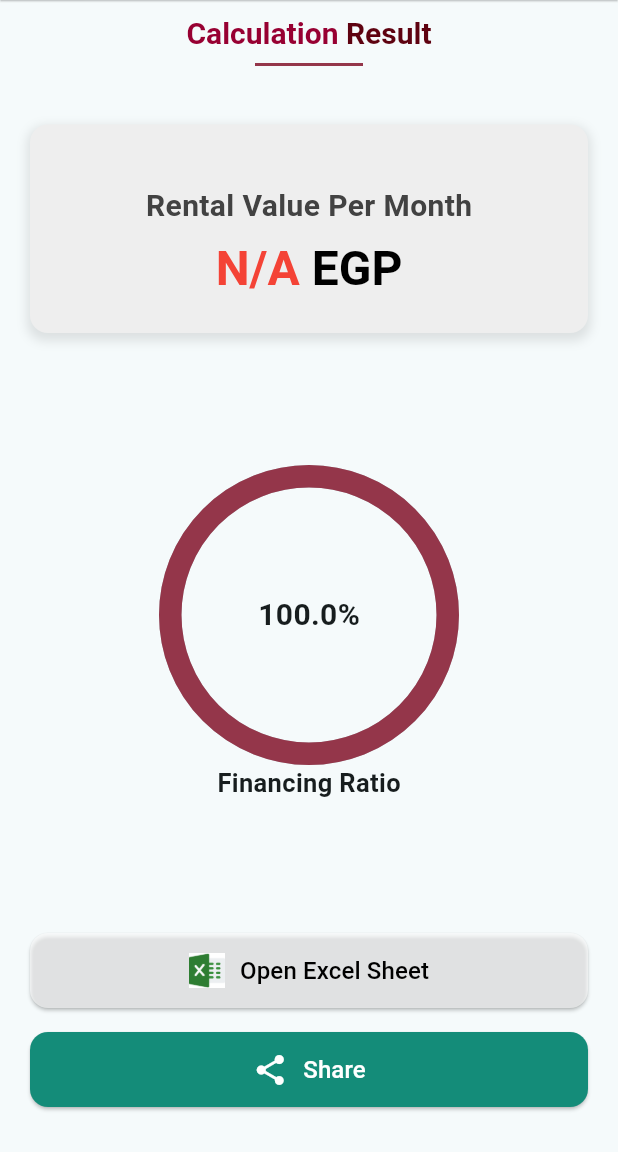
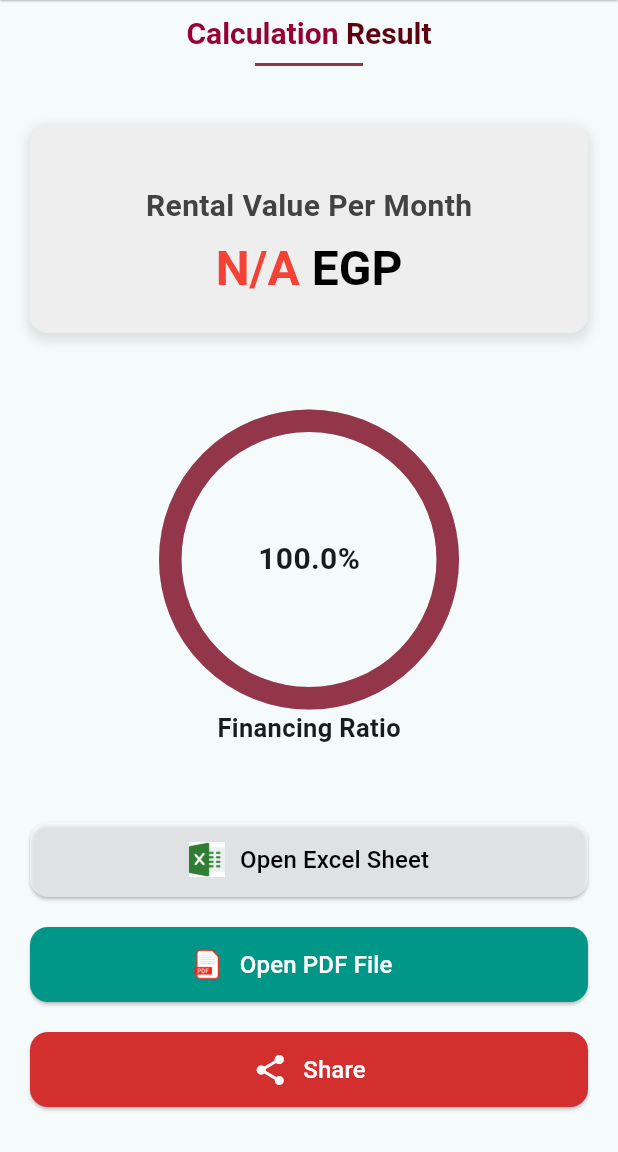
Before and after one commit to Amortization-Calculator/amortization-calculator-app, a Flutter app: the ResultScreen screen opened by its route, after a tap on "Share", on a phone screen of 412 x 824 dp, the part 84-1236 px from its top. Run offline on Flutter 3.47's test engine with Material 3 defaults, Android fonts, the phone set to English and light mode, and no system bars; drawn by our look-alikes of percent_indicator; our stand-ins replace connectivity_plus, get, share_plus, shared_preferences; missing offline and left inert: open_file_plus; accounts and stored records are empty; network calls fail.

Commit message:
add pdf service

```diff
--- a/lib/features/home/screens/home_screen.dart
+++ b/lib/features/home/screens/home_screen.dart
@@ -66,7 +66,7 @@ class _HomeScreenState extends State<HomeScreen> {
                       ),
                       children: <TextSpan>[
                         TextSpan(
-                          text: snapshot.data!,
+                          text: snapshot.data,
                           style: const TextStyle(
                             fontSize: 20,
                             color: Colors.black,
--- a/lib/features/leasing/screens/result_screen.dart
+++ b/lib/features/leasing/screens/result_screen.dart
@@ -2,11 +2,13 @@ import 'package:flutter/material.dart';
 import 'package:open_file_plus/open_file_plus.dart';
 import 'package:get/get.dart';
 import '../../auth/services/logout_service.dart';
-import '../services/file_service.dart';
+import '../services/excel_service.dart';
 import '../../../widgets/build_rich_text_widget.dart';
 import 'package:percent_indicator/percent_indicator.dart';
 import 'package:share_plus/share_plus.dart';
 import 'dart:io';
+
+import '../services/pdf_service.dart';
 
 class ResultScreen extends StatefulWidget {
   const ResultScreen({super.key});
@@ -18,14 +20,14 @@ class ResultScreen extends StatefulWidget {
 class _ResultScreenState extends State<ResultScreen> {
   File? _fileToShare;
   int? _rentalValue;
-  int? _originalRentalValue; // To store the original rental value
+  int? _originalRentalValue;
   String? _originalAmountFinance;
 
-  Future<void> fetchAndOpenFile(String filename) async {
+  Future<void> fetchAndOpenExcelFile(String filename) async {
     print('Fetching file: $filename');
-    final fileService = FileService();
+    final excelService = ExcelService();
     try {
-      final file = await fileService.fetchFile(filename);
+      final file = await excelService.fetchFile(filename);
       if (file != null) {
         print('File found: ${file.path}');
         setState(() {
@@ -44,6 +46,26 @@ class _ResultScreenState extends State<ResultScreen> {
       print('Error fetching or opening file: $e');
     }
   }
+  Future<void> fetchAndOpenPdfFile(String filename) async {
+    print('Fetching PDF file: $filename');
+    final pdfService = PdfService();
+    try {
+      final file = await pdfService.fetchPdf(filename);
+      print('PDF file found: ${file}');
+      if (file != null) {
+        print('PDF file found: ${file.path}');
+        final result = await OpenFile.open(file.path);
+        print('OpenFile result: type=${result.type}, message=${result.message}');
+
+        if (result.type == ResultType.noAppToOpen) {
+          _showNoAppDialog();
+        }
+      }
+    } catch (e) {
+      print('Error fetching or opening PDF file: $e');
+    }
+  }
+
 
   void _showNoAppDialog() {
 
@@ -215,7 +237,7 @@ class _ResultScreenState extends State<ResultScreen> {
             ),
             const Spacer(),
             ElevatedButton(
-              onPressed: () => {fetchAndOpenFile(excelFile),print('a')},
+              onPressed: () => fetchAndOpenExcelFile(excelFile),
               style: ElevatedButton.styleFrom(
                 backgroundColor: Colors.white60,
                 padding: const EdgeInsets.symmetric(
@@ -244,20 +266,51 @@ class _ResultScreenState extends State<ResultScreen> {
                 ],
               ),
             ),
-            const SizedBox(height: 16.0),
+            const SizedBox(height: 20),
+            ElevatedButton(
+              onPressed: () => fetchAndOpenPdfFile(excelFile),
+              style: ElevatedButton.styleFrom(
+                backgroundColor: Colors.teal, // Soft green color, // Subtle color
+                padding: const EdgeInsets.symmetric(
+                    horizontal: 20.0, vertical: 12.0),
+                minimumSize: const Size(double.infinity, 50.0),
+                shape: RoundedRectangleBorder(
+                  borderRadius: BorderRadius.circular(12.0),
+                ),
+              ),
+              child: Row(
+                mainAxisAlignment: MainAxisAlignment.center,
+                children: [
+                  Image.asset(
+                    'lib/assets/pdf.png',
+                    height: 24.0,
+                    width: 24.0,
+                  ),
+                  const SizedBox(width: 10.0),
+                  const Text(
+                    'Open PDF File      ',
+                    style: TextStyle(
+                      color: Colors.white,
+                      fontSize: 16,
+                    ),
+                  ),
+                ],
+              ),
+            ),
+            const SizedBox(height: 20),
             ElevatedButton(
               onPressed: () async {
                 if (_fileToShare != null) {
                   Share.shareXFiles([XFile(_fileToShare!.path)]);
                 } else {
-                  await fetchAndOpenFile(excelFile);
+                  await fetchAndOpenExcelFile(excelFile);
                   if (_fileToShare != null) {
                     Share.shareXFiles([XFile(_fileToShare!.path)]);
                   }
                 }
               },
               style: ElevatedButton.styleFrom(
-                backgroundColor: const Color(0xFF148C79),
+                backgroundColor: const Color(0xFFd32f2e),
                 padding: const EdgeInsets.symmetric(
                     horizontal: 20.0, vertical: 12.0),
                 minimumSize: const Size(double.infinity, 50.0),
--- a/lib/features/leasing/services/file_service.dart
+++ b/lib/features/leasing/services/excel_service.dart
@@ -3,7 +3,7 @@ import 'package:http/http.dart' as http;
 import 'package:shared_preferences/shared_preferences.dart';
 import '../../../utils/api_endpoints.dart';
 
-class FileService {
+class ExcelService {
   final String getFileUrl = ApiEndpoints.baseUrl + ApiEndpoints.calculator.calc;
 
   Future<File?> fetchFile(String filename) async {
--- /dev/null
+++ b/lib/features/leasing/services/pdf_service.dart
@@ -0,0 +1,58 @@
+import 'dart:io';
+import 'package:http/http.dart' as http;
+import 'package:shared_preferences/shared_preferences.dart';
+import '../../../utils/api_endpoints.dart';
+
+class PdfService {
+  final String getPdfUrl = ApiEndpoints.baseUrl + ApiEndpoints.calculator.calc + 'pdf/';
+
+  Future<File?> fetchPdf(String filename) async {
+    final prefs = await SharedPreferences.getInstance();
+    final token = prefs.getString('token');
+
+    if (token == null) {
+      print('Token not found');
+      throw Exception('Token not found');
+    }
+
+    final url = Uri.parse('$getPdfUrl$filename');
+
+    try {
+      final response = await http.get(
+        url,
+        headers: {
+          'Authorization': 'Bearer $token',
+        },
+      );
+
+      print('Response Content-Type: ${response.headers['content-type']}');
+      print('Response Content-Disposition: ${response.headers['content-disposition']}');
+
+      if (response.statusCode == 200) {
+        if (response.headers['content-type'] == 'application/pdf') {
+          final contentDisposition = response.headers['content-disposition'];
+          final pdfFilename = contentDisposition?.split('filename=')?.last ?? filename;
+
+          final fileBytes = response.bodyBytes;
+          final tempDir = Directory.systemTemp;
+          final tempFilePath = '${tempDir.path}/${Uri.decodeComponent(pdfFilename)}';
+          final tempFile = File(tempFilePath);
+
+          // Save file
+          await tempFile.writeAsBytes(fileBytes);
+          print('File saved at: $tempFilePath');
+          return tempFile;
+        } else {
+          print('The fetched file is not a PDF. Content-Type: ${response.headers['content-type']}');
+          throw Exception('Fetched file is not a PDF');
+        }
+      } else {
+        print('Failed to load PDF. Status code: ${response.statusCode}');
+        throw Exception('Failed to load PDF');
+      }
+    } catch (e) {
+      print('Error fetching PDF: $e');
+      return null;
+    }
+  }
+}
--- a/lib/utils/api_endpoints.dart
+++ b/lib/utils/api_endpoints.dart
@@ -1,5 +1,5 @@
 class ApiEndpoints {
-  static const String baseUrl = 'http://10.0.2.2:5050/api/';
+  static const String baseUrl = 'http://localhost:5050/api/';
   static final AuthEndpoints authEndpoints = AuthEndpoints();
   static final Calculator calculator = Calculator();
 }
```
Also changed, not shown: lib/assets/pdf.png (added).
